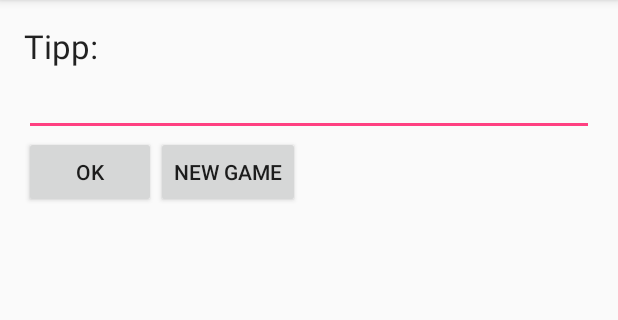
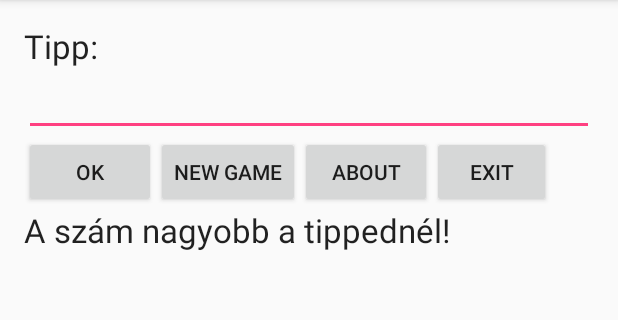
Before and after one commit to denesdavid/GuessTheNumber, an Android app: the screen it shows after launch (MyActivity), after a tap on "OK", on a phone screen of 412 x 824 dp, the part 84-404 px from its top. Run offline under Robolectric (Android 15) with nearby library versions, the phone set to English and light mode, and no system bars; 1 statement that could not run was skipped.

Commit message:
OK and New game button coded, new buttons added

```diff
--- a/app/src/main/java/com/example/david/guessthenumber/MyActivity.java
+++ b/app/src/main/java/com/example/david/guessthenumber/MyActivity.java
@@ -29,15 +29,24 @@ public class MyActivity extends AppCompatActivity {
         ok.setOnClickListener(new View.OnClickListener() {
             @Override
             public void onClick(View v) {
-
                 int guess = Integer.parseInt(number.getText().toString());
                 if (guess == TheNumber)
                 {
+                    ok.setEnabled(false);
                     result.setText("Gratulálok! Kitaláltad a számot!");
                 }
                 else
                 {
                     Probes--;
+                    if(guess<TheNumber)
+                    {
+                        result.setText("A szám nagyobb a tippednél!");
+                    }
+                    if(guess>TheNumber)
+                    {
+                        result.setText("A szám kisebb a tippednél!");
+                    }
+
                 }
                 if(Probes==0)
                 {
@@ -46,10 +55,21 @@ public class MyActivity extends AppCompatActivity {
                 }
             }
         });
+
+        newgame.setOnClickListener(new View.OnClickListener() {
+            @Override
+            public void onClick(View v) {
+                number.setText("");
+                result.setText("");
+                TheNumber = GenerateNumber();
+                ok.setEnabled(true);
+                Probes=3;
+            }
+        });
     }
 
     private int GenerateNumber()
     {
-        return (int)Math.random()*10+1;
+        return (int)(Math.random()*10+1);
     }
 }
--- a/app/src/main/res/layout/activity_my.xml
+++ b/app/src/main/res/layout/activity_my.xml
@@ -26,7 +26,7 @@
 
     <LinearLayout
         android:orientation="horizontal"
-        android:layout_width="match_parent"
+        android:layout_width="351dp"
         android:layout_height="wrap_content">
 
         <Button
@@ -40,6 +40,19 @@
             android:layout_height="wrap_content"
             android:text="New game"
             android:id="@+id/BTNewGame" />
+
+        <Button
+            android:layout_width="wrap_content"
+            android:layout_height="wrap_content"
+            android:text="About"
+            android:id="@+id/BTAbout" />
+
+        <Button
+            android:layout_width="wrap_content"
+            android:layout_height="wrap_content"
+            android:text="Exit"
+            android:id="@+id/BTExit" />
+
     </LinearLayout>
 
     <TextView
```
